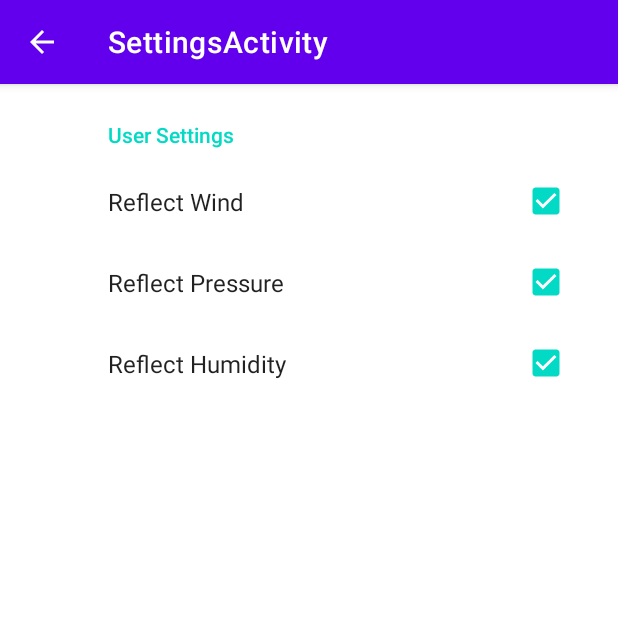
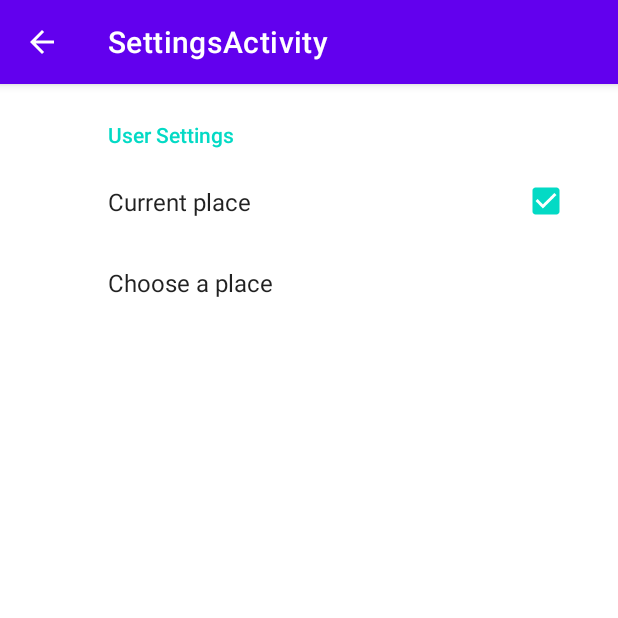
Before and after one commit to Super-135/MyWeatherOLD, an Android app: the screen it shows after launch (SettingsActivity), after a tap on "Settings", on a phone screen of 412 x 824 dp, the top half of it. Run offline under Robolectric (Android 15) with nearby library versions, the phone set to English and light mode, and no system bars; our stand-ins replace androidx.preference, navigation-ui; libraries missing offline, so code that uses them is left out: com.facebook.drawee; pictures from the network do not load; 5 statements that could not run were skipped.

Commit message:
Version_2_5_1

```diff
--- a/app/build.gradle
+++ b/app/build.gradle
@@ -36,6 +36,7 @@ dependencies {
     implementation 'com.squareup.retrofit2:retrofit:2.6.2'
     implementation 'com.squareup.retrofit2:converter-gson:2.6.2'
     implementation 'com.facebook.fresco:fresco:2.3.0'
+    implementation "androidx.preference:preference-ktx:1.1.1"
     testImplementation 'junit:junit:4.12'
     androidTestImplementation 'androidx.test.ext:junit:1.1.2'
     androidTestImplementation 'androidx.test.espresso:espresso-core:3.3.0'
--- a/app/src/main/java/com/example/myweather/MainActivity.java
+++ b/app/src/main/java/com/example/myweather/MainActivity.java
@@ -64,6 +64,7 @@ public class MainActivity extends AppCompatActivity {
                 .build();
     }
 
+
     @Override
     public boolean onCreateOptionsMenu(Menu menu) {
         // Inflate the menu; this adds items to the action bar if it is present.
--- a/app/src/main/java/com/example/myweather/ui/home/FragmentMain.java
+++ b/app/src/main/java/com/example/myweather/ui/home/FragmentMain.java
@@ -2,6 +2,7 @@ package com.example.myweather.ui.home;
 
 import android.content.DialogInterface;
 import android.content.Intent;
+import android.content.SharedPreferences;
 import android.net.Uri;
 import android.os.Bundle;
 import android.view.LayoutInflater;
@@ -27,6 +28,7 @@ import androidx.annotation.NonNull;
 import androidx.annotation.Nullable;
 import androidx.appcompat.app.AlertDialog;
 import androidx.fragment.app.Fragment;
+import androidx.preference.PreferenceManager;
 import retrofit2.Call;
 import retrofit2.Callback;
 import retrofit2.Response;
@@ -46,6 +48,8 @@ public class FragmentMain extends Fragment {
     private String lang;
     private String city = "Москва";
 
+
+
     public View onCreateView(@NonNull LayoutInflater inflater, ViewGroup container,
                              Bundle savedInstanceState) {
         return inflater.inflate(R.layout.fragment_main, container, false);
@@ -54,14 +58,30 @@ public class FragmentMain extends Fragment {
     @Override
     public void onViewCreated(@NonNull View view, @Nullable Bundle savedInstanceState) {
         super.onViewCreated(view, savedInstanceState);
+        // Вынести в отдельный класс
+        final SharedPreferences defaultPrefs = PreferenceManager.getDefaultSharedPreferences(getActivity().getApplicationContext());
         setRetainInstance(true);
         lang = Locale.getDefault().getISO3Language().substring(0,2);
+        readFromPreference(defaultPrefs);
         findView(view);
         setOniViewCurrent();
         SetOnSelectCity();
         getWeatherTread();
     }
 
+    @Override
+    public void onStart() {
+        super.onStart();
+        // Вынести в отдельный класс
+        final SharedPreferences defaultPrefs = PreferenceManager.getDefaultSharedPreferences(getActivity().getApplicationContext());
+        lang = Locale.getDefault().getISO3Language().substring(0,2);
+        readFromPreference(defaultPrefs);
+        setOniViewCurrent();
+        SetOnSelectCity();
+        getWeatherTread();
+
+
+    }
 
     private void getWeatherTread() {
         OpenWeather.getInstance().getAPI().loadWeather(city + ",ru",
@@ -93,7 +113,6 @@ public class FragmentMain extends Fragment {
                 });
     }
 
-
     private void clickAlertDialogNoInternetAccess() {
         AlertDialog.Builder builder = new AlertDialog.Builder(FragmentMain.this.getContext());
         builder.setTitle(R.string.title_alert_dialog)
@@ -108,6 +127,24 @@ public class FragmentMain extends Fragment {
         alert.show();
     }
 
+
+    private void saveToPreference(SharedPreferences preferences) {
+        SharedPreferences.Editor editor = preferences.edit();
+
+//        String text = inputEditText.getText().toString();
+ //       editor.putString(textKey, text);
+        editor.apply();
+    }
+
+    private void readFromPreference(SharedPreferences preferences) {
+        String textKeyCurrentPlace = "current_place";
+        String textKeyDefaultCity = "edit_text_preference_1";
+        boolean currentPlace = preferences.getBoolean(textKeyCurrentPlace, false);
+        String textCity = preferences.getString(textKeyDefaultCity, "");
+        if (currentPlace) {
+            city = textCity;
+        }
+    }
 
     private String getLines(BufferedReader in) {
         StringBuilder rawData = new StringBuilder(1024);
--- a/app/src/main/res/values/strings.xml
+++ b/app/src/main/res/values/strings.xml
@@ -56,6 +56,10 @@
     <string name="button_ok">ОК</string>
     <string name="network_error">Check your internet connection</string>
     <string name="сity_selection">City selection</string>
+    <string name="current_place_setting">Current place</string>
+    <string name="choose_place">Choose a place</string>
+    <string name="enter_your_city">Enter your city</string>
+    <string name="default_value">Default value</string>
 
 
 </resources>
--- a/app/src/main/res/xml/root_preferences.xml
+++ b/app/src/main/res/xml/root_preferences.xml
@@ -2,18 +2,17 @@
     xmlns:app="http://schemas.android.com/apk/res-auto">
 
     <PreferenceCategory app:title="@string/settings_title1">
+
         <CheckBoxPreference
+            android:key="current_place"
             android:defaultValue="true"
-            android:key="check_box_preference_Wind"
-            android:title="@string/windPreference" />
-        <CheckBoxPreference
-            android:defaultValue="true"
-            android:key="check_box_preference_Pressure"
-            android:title="@string/pressurePreference" />
-        <CheckBoxPreference
-            android:defaultValue="true"
-            android:key="check_box_preference_Humidity"
-            android:title="@string/humidityPreference" />
-
+            android:title="@string/current_place_setting" />
+        <EditTextPreference
+            android:defaultValue="@string/default_value"
+            android:key="edit_text_preference_1"
+            android:selectAllOnFocus="true"
+            android:singleLine="true"
+            android:dependency ="current_place"
+            android:title="@string/choose_place" />
     </PreferenceCategory>
 </PreferenceScreen>
```
Also changed, not shown: app/src/main/java/com/example/myweather/ui/citySelection/CitySelectionScreen.java (+49 -44 lines), 1 other file.
